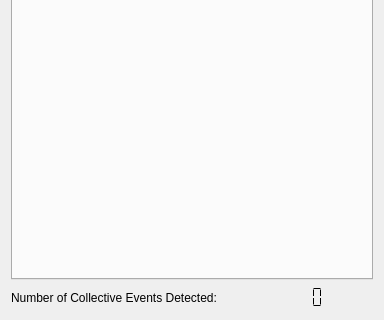
Above: src/arcos_gui/_ui/main_widget.ui from bgraedel/arcos-gui before the change; both pictures show x 0 to 384 and y 549 to 869 of the 384 by 869 pixel window. Below: the same form after it.
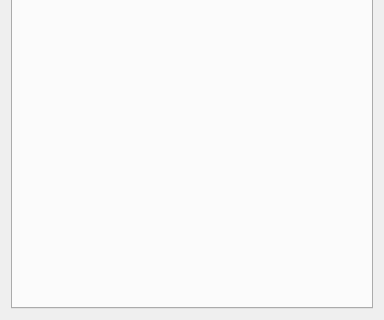
That is the form after the change. The open tabs and pages were chosen to show the change.

The edit to the form file:
```diff
--- a/src/arcos_gui/_ui/main_widget.ui
+++ b/src/arcos_gui/_ui/main_widget.ui
@@ -213,43 +213,7 @@
     </widget>
    </item>
    <item row="2" column="0">
-    <layout class="QHBoxLayout" name="horizontalLayout_7">
-     <item>
-      <widget class="QLabel" name="label">
-       <property name="toolTip">
-        <string>&lt;html&gt;&lt;head/&gt;&lt;body&gt;&lt;p&gt;Number of collective events detected with the current parameter settings&lt;/p&gt;&lt;/body&gt;&lt;/html&gt;</string>
-       </property>
-       <property name="text">
-        <string>Number of Collective Events Detected:</string>
-       </property>
-      </widget>
-     </item>
-     <item>
-      <widget class="QLCDNumber" name="nbr_collev_display">
-       <property name="toolTip">
-        <string>&lt;html&gt;&lt;head/&gt;&lt;body&gt;&lt;p&gt;Number of collective events detected with the current parameter settings&lt;/p&gt;&lt;/body&gt;&lt;/html&gt;</string>
-       </property>
-       <property name="frameShape">
-        <enum>QFrame::NoFrame</enum>
-       </property>
-       <property name="lineWidth">
-        <number>0</number>
-       </property>
-       <property name="smallDecimalPoint">
-        <bool>false</bool>
-       </property>
-       <property name="mode">
-        <enum>QLCDNumber::Dec</enum>
-       </property>
-       <property name="segmentStyle">
-        <enum>QLCDNumber::Flat</enum>
-       </property>
-       <property name="value" stdset="0">
-        <double>0.000000000000000</double>
-       </property>
-      </widget>
-     </item>
-    </layout>
+    <layout class="QHBoxLayout" name="bottom_bar_layout"/>
    </item>
   </layout>
  </widget>
```
Left out of the diff: 6 changed lines with no effect on the pictures.
